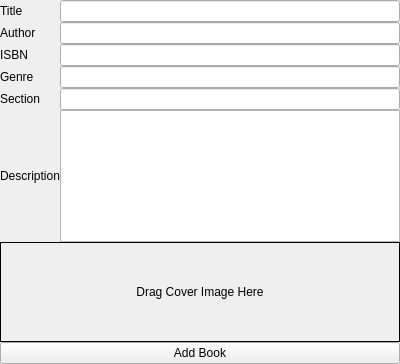
This is addBookView.ui in Mr-Beastman/CS106_A2 as Qt 5 draws it before an edit. The edited form follows.
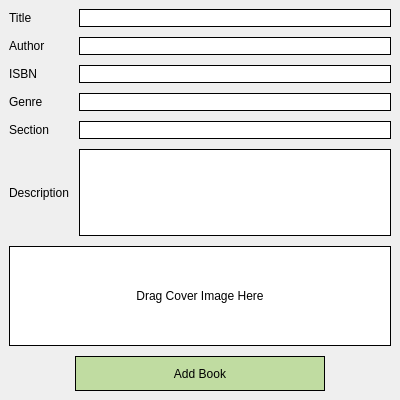
This is the edited form.

```diff
--- a/addBookView.ui
+++ b/addBookView.ui
@@ -7,12 +7,21 @@
     <x>0</x>
     <y>0</y>
     <width>400</width>
-    <height>364</height>
+    <height>400</height>
    </rect>
   </property>
   <property name="windowTitle">
    <string>Form</string>
   </property>
+  <property name="styleSheet">
+   <string notr="true">background-color: rgb(227, 238, 219);
+
+QLabel {
+	
+	font: 700 9pt &quot;Segoe UI&quot;;
+	color: rgb(0, 0, 0);
+}</string>
+  </property>
   <layout class="QVBoxLayout" name="verticalLayout_2">
    <property name="leftMargin">
     <number>0</number>
@@ -29,27 +38,70 @@
    <item>
     <layout class="QVBoxLayout" name="viewBackground" stretch="2">
      <property name="spacing">
-      <number>0</number>
+      <number>10</number>
+     </property>
+     <property name="leftMargin">
+      <number>9</number>
+     </property>
+     <property name="topMargin">
+      <number>9</number>
+     </property>
+     <property name="rightMargin">
+      <number>9</number>
+     </property>
+     <property name="bottomMargin">
+      <number>9</number>
      </property>
      <item>
       <layout class="QVBoxLayout" name="bookInfoLayout">
        <item>
         <layout class="QGridLayout" name="inputsLayout">
+         <property name="verticalSpacing">
+          <number>10</number>
+         </property>
          <item row="2" column="1">
-          <widget class="QLineEdit" name="isbnLineEdit"/>
+          <widget class="QLineEdit" name="isbnLineEdit">
+           <property name="styleSheet">
+            <string notr="true">#isbnLineEdit{
+	border: 1px solid;
+	color: rgb(0, 0, 0);
+	background-color: rgb(255, 255, 255);
+}</string>
+           </property>
+          </widget>
          </item>
          <item row="5" column="0">
           <widget class="QLabel" name="descriptionLabel">
+           <property name="styleSheet">
+            <string notr="true">#descriptionLabel {
+    font: 700 9pt &quot;Segoe UI&quot;;
+    color: rgb(0, 0, 0);
+}</string>
+           </property>
            <property name="text">
             <string>Description</string>
            </property>
           </widget>
          </item>
          <item row="3" column="1">
-          <widget class="QLineEdit" name="genreLineEdit"/>
+          <widget class="QLineEdit" name="genreLineEdit">
+           <property name="styleSheet">
+            <string notr="true">#genreLineEdit{
+	border: 1px solid;
+	color: rgb(0, 0, 0);
+	background-color: rgb(255, 255, 255);
+}</string>
+           </property>
+          </widget>
          </item>
          <item row="0" column="0">
           <widget class="QLabel" name="titleLabel">
+           <property name="styleSheet">
+            <string notr="true">#titleLabel {
+    font: 700 9pt &quot;Segoe UI&quot;;
+    color: rgb(0, 0, 0);
+}</string>
+           </property>
            <property name="text">
             <string>Title</string>
            </property>
@@ -57,6 +109,12 @@
          </item>
          <item row="1" column="0">
           <widget class="QLabel" name="authorLabel">
+           <property name="styleSheet">
+            <string notr="true">#authorLabel {
+    font: 700 9pt &quot;Segoe UI&quot;;
+    color: rgb(0, 0, 0);
+}</string>
+           </property>
            <property name="text">
             <string>Author</string>
            </property>
@@ -64,22 +122,58 @@
          </item>
          <item row="2" column="0">
           <widget class="QLabel" name="isbnLabel">
+           <property name="styleSheet">
+            <string notr="true">#isbnLabel {
+    font: 700 9pt &quot;Segoe UI&quot;;
+    color: rgb(0, 0, 0);
+}</string>
+           </property>
            <property name="text">
             <string>ISBN</string>
            </property>
           </widget>
          </item>
          <item row="5" column="1">
-          <widget class="QTextEdit" name="descriptionTextEdit"/>
+          <widget class="QTextEdit" name="descriptionTextEdit">
+           <property name="styleSheet">
+            <string notr="true">#descriptionTextEdit{
+	border: 1px solid;
+	color: rgb(0, 0, 0);
+	background-color: rgb(255, 255, 255);
+}</string>
+           </property>
+          </widget>
          </item>
          <item row="0" column="1">
-          <widget class="QLineEdit" name="titleLineEdit"/>
+          <widget class="QLineEdit" name="titleLineEdit">
+           <property name="styleSheet">
+            <string notr="true">#titleLineEdit{
+	border: 1px solid;
+	color: rgb(0, 0, 0);
+	background-color: rgb(255, 255, 255);
+}</string>
+           </property>
+          </widget>
          </item>
          <item row="1" column="1">
-          <widget class="QLineEdit" name="authorLineEdit"/>
+          <widget class="QLineEdit" name="authorLineEdit">
+           <property name="styleSheet">
+            <string notr="true">#authorLineEdit{
+	border: 1px solid;
+	color: rgb(0, 0, 0);
+	background-color: rgb(255, 255, 255);
+}</string>
+           </property>
+          </widget>
          </item>
          <item row="4" column="0">
           <widget class="QLabel" name="sectionLabel">
+           <property name="styleSheet">
+            <string notr="true">#sectionLabel {
+    font: 700 9pt &quot;Segoe UI&quot;;
+    color: rgb(0, 0, 0);
+}</string>
+           </property>
            <property name="text">
             <string>Section</string>
            </property>
@@ -87,13 +181,27 @@
          </item>
          <item row="3" column="0">
           <widget class="QLabel" name="genreLabel">
+           <property name="styleSheet">
+            <string notr="true">#genreLabel {
+    font: 700 9pt &quot;Segoe UI&quot;;
+    color: rgb(0, 0, 0);
+}</string>
+           </property>
            <property name="text">
             <string>Genre</string>
            </property>
           </widget>
          </item>
          <item row="4" column="1">
-          <widget class="QLineEdit" name="sectionLineEdit"/>
+          <widget class="QLineEdit" name="sectionLineEdit">
+           <property name="styleSheet">
+            <string notr="true">#sectionLineEdit{
+	border: 1px solid;
+	color: rgb(0, 0, 0);
+	background-color: rgb(255, 255, 255);
+}</string>
+           </property>
+          </widget>
          </item>
         </layout>
        </item>
@@ -108,6 +216,13 @@
          <property name="acceptDrops">
           <bool>true</bool>
          </property>
+         <property name="styleSheet">
+          <string notr="true">#coverPreviewLabel{
+	
+	background-color: rgb(255, 255, 255);
+	color: rgb(0, 0, 0);
+}</string>
+         </property>
          <property name="frameShape">
           <enum>QFrame::Shape::Box</enum>
          </property>
@@ -126,6 +241,26 @@
         <layout class="QHBoxLayout" name="buttonLayout">
          <item>
           <widget class="QPushButton" name="saveButton">
+           <property name="minimumSize">
+            <size>
+             <width>0</width>
+             <height>35</height>
+            </size>
+           </property>
+           <property name="maximumSize">
+            <size>
+             <width>250</width>
+             <height>16777215</height>
+            </size>
+           </property>
+           <property name="styleSheet">
+            <string notr="true">#saveButton{
+	border: 1px solid;
+	color: rgb(0, 0, 0);
+	font: 700 9pt &quot;Segoe UI&quot;;
+	background-color: rgb(192, 220, 161);
+}</string>
+           </property>
            <property name="text">
             <string>Add Book</string>
            </property>
```
